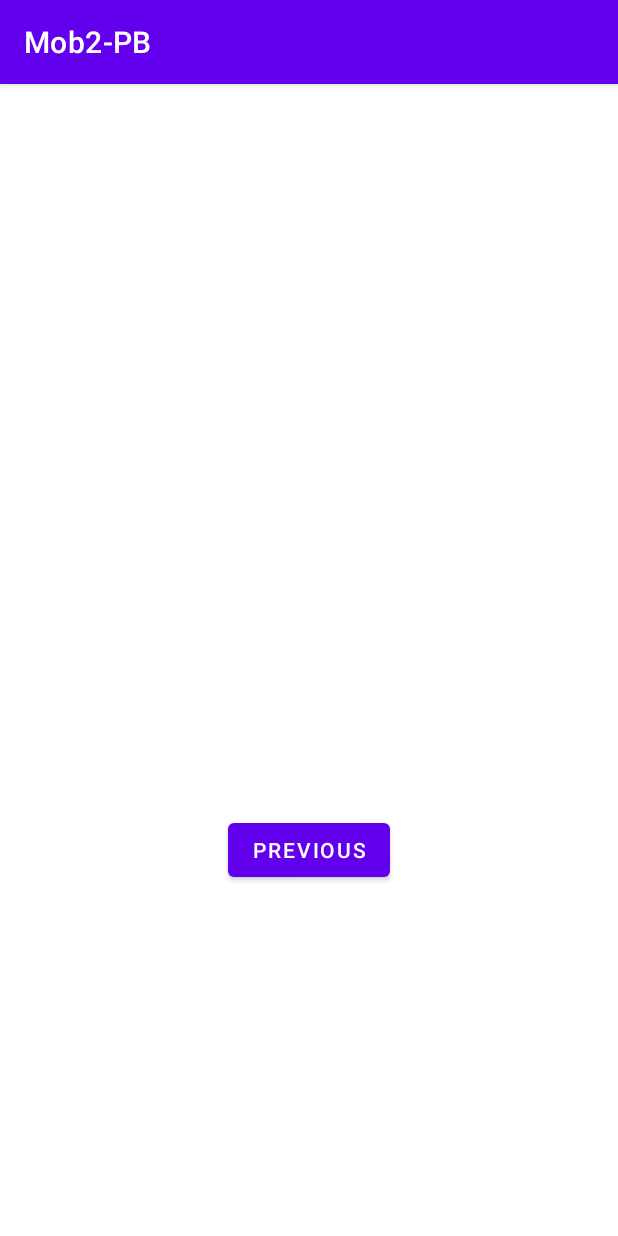
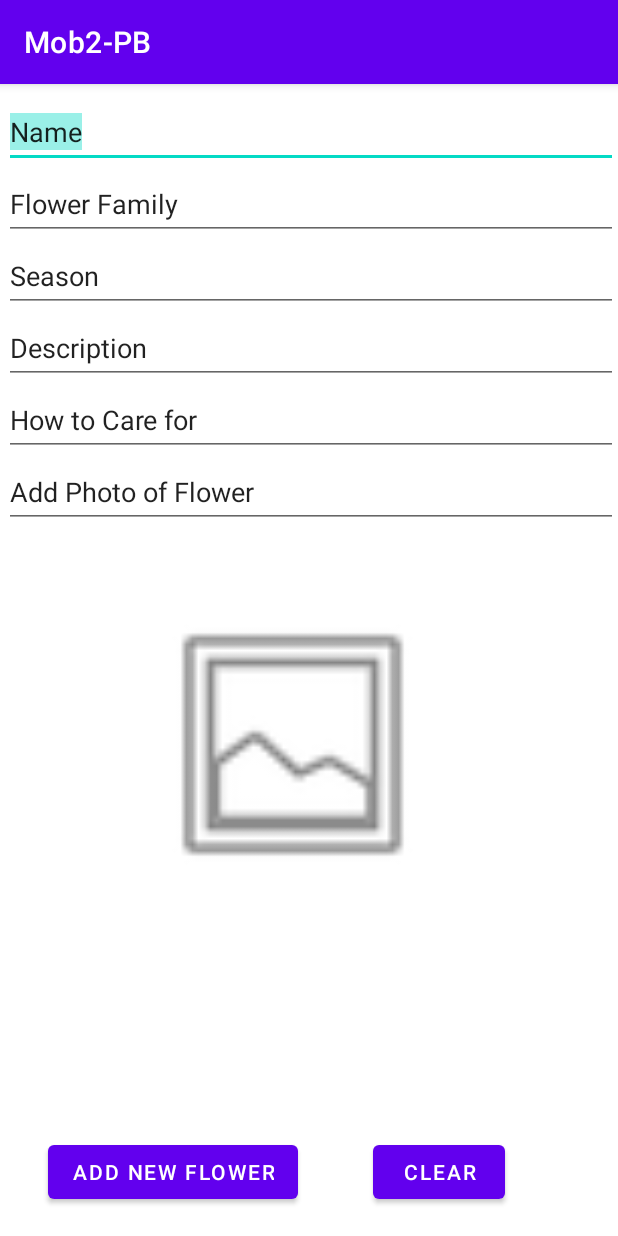
Before and after one commit to 20079186/Mob2-PB, an Android app: the fragment AddFlower shown on its own in the app's theme, on a phone screen of 412 x 824 dp. Run offline under Robolectric (Android 15) with nearby library versions, the phone set to English and light mode, and no system bars.

Commit message:
Adding the AddFlower page

```diff
--- a/app/src/main/AndroidManifest.xml
+++ b/app/src/main/AndroidManifest.xml
@@ -10,7 +10,7 @@
         android:supportsRtl="true"
         android:theme="@style/Theme.Mob2PB">
         <activity
-            android:name=".MainActivity"
+            android:name=".activites.MainActivity"
             android:exported="true"
             android:label="@string/app_name"
             android:theme="@style/Theme.Mob2PB.NoActionBar">
--- a/app/src/main/java/ie/wit/mob2_pb/SecondFragment.kt
+++ b/app/src/main/java/ie/wit/mob2_pb/activites/AddFlower.kt
@@ -1,19 +1,21 @@
-package ie.wit.mob2_pb
+package ie.wit.mob2_pb.activites
 
 import android.os.Bundle
+
 import androidx.fragment.app.Fragment
 import android.view.LayoutInflater
 import android.view.View
 import android.view.ViewGroup
 import androidx.navigation.fragment.findNavController
-import ie.wit.mob2_pb.databinding.FragmentSecondBinding
+import ie.wit.mob2_pb.R
+import ie.wit.mob2_pb.databinding.AddFlowerBinding
 
 /**
  * A simple [Fragment] subclass as the second destination in the navigation.
  */
-class SecondFragment : Fragment() {
+class AddFlower : Fragment() {
 
-    private var _binding: FragmentSecondBinding? = null
+    private var _binding: AddFlowerBinding? = null
 
     // This property is only valid between onCreateView and
     // onDestroyView.
@@ -24,7 +26,7 @@ class SecondFragment : Fragment() {
         savedInstanceState: Bundle?
     ): View? {
 
-        _binding = FragmentSecondBinding.inflate(inflater, container, false)
+        _binding = AddFlowerBinding.inflate(inflater, container, false)
         return binding.root
 
     }
@@ -32,10 +34,22 @@ class SecondFragment : Fragment() {
     override fun onViewCreated(view: View, savedInstanceState: Bundle?) {
         super.onViewCreated(view, savedInstanceState)
 
-        binding.buttonSecond.setOnClickListener {
+        binding.buttonClear.setOnClickListener {
             findNavController().navigate(R.id.action_SecondFragment_to_FirstFragment)
         }
-    }
+
+
+        binding.buttonAddFlower.setOnClickListener {
+            val addFlower = binding.addFlowerName.text.toString()
+            if(addFlower.isNotEmpty()) {
+                ("")
+            }    }
+
+
+
+
+
+
 
     override fun onDestroyView() {
         super.onDestroyView()
--- a/app/src/main/java/ie/wit/mob2_pb/MainActivity.kt
+++ b/app/src/main/java/ie/wit/mob2_pb/activites/MainActivity.kt
@@ -1,4 +1,4 @@
-package ie.wit.mob2_pb
+package ie.wit.mob2_pb.activites
 
 import android.os.Bundle
 import com.google.android.material.snackbar.Snackbar
@@ -9,6 +9,7 @@ import androidx.navigation.ui.navigateUp
 import androidx.navigation.ui.setupActionBarWithNavController
 import android.view.Menu
 import android.view.MenuItem
+import ie.wit.mob2_pb.R
 import ie.wit.mob2_pb.databinding.ActivityMainBinding
 
 class MainActivity : AppCompatActivity() {
--- /dev/null
+++ b/app/src/main/java/ie/wit/mob2_pb/models/FlowerStore.kt
@@ -0,0 +1,4 @@
+package ie.wit.mob2_pb.models
+
+interface FlowerStore {
+}
--- a/app/src/main/res/layout/activity_main.xml
+++ b/app/src/main/res/layout/activity_main.xml
@@ -4,7 +4,7 @@
     xmlns:tools="http://schemas.android.com/tools"
     android:layout_width="match_parent"
     android:layout_height="match_parent"
-    tools:context=".MainActivity">
+    tools:context=".activites.MainActivity">
 
     <com.google.android.material.appbar.AppBarLayout
         android:layout_width="match_parent"
@@ -29,6 +29,6 @@
         android:layout_gravity="bottom|end"
         android:layout_marginEnd="@dimen/fab_margin"
         android:layout_marginBottom="16dp"
-        app:srcCompat="@android:drawable/ic_dialog_email" />
+        app:srcCompat="?android:attr/fingerprintAuthDrawable" />
 
 </androidx.coordinatorlayout.widget.CoordinatorLayout>
--- /dev/null
+++ b/app/src/main/res/layout/add_flower.xml
@@ -0,0 +1,131 @@
+<?xml version="1.0" encoding="utf-8"?>
+<androidx.constraintlayout.widget.ConstraintLayout xmlns:android="http://schemas.android.com/apk/res/android"
+    xmlns:app="http://schemas.android.com/apk/res-auto"
+    xmlns:tools="http://schemas.android.com/tools"
+    android:layout_width="match_parent"
+    android:layout_height="match_parent"
+    tools:context=".activites.AddFlower">
+
+    <Button
+        android:id="@+id/button_add_flower"
+        android:layout_width="wrap_content"
+        android:layout_height="wrap_content"
+        android:layout_marginStart="8dp"
+        android:layout_marginTop="1dp"
+        android:layout_marginEnd="150dp"
+        android:text="@string/button_add_new_flower"
+        app:layout_constraintBottom_toBottomOf="parent"
+        app:layout_constraintEnd_toEndOf="parent"
+        app:layout_constraintHorizontal_bias="0.273"
+        app:layout_constraintStart_toStartOf="parent"
+        app:layout_constraintTop_toBottomOf="@+id/linearLayout"
+        app:layout_constraintVertical_bias="0.955" />
+
+    <LinearLayout
+        android:id="@+id/linearLayout"
+        android:layout_width="409dp"
+        android:layout_height="300dp"
+        android:layout_marginStart="2dp"
+        android:layout_marginTop="8dp"
+        android:orientation="vertical"
+        app:layout_constraintEnd_toEndOf="parent"
+        app:layout_constraintStart_toStartOf="parent"
+        app:layout_constraintTop_toTopOf="parent">
+
+        <EditText
+            android:id="@+id/add_flower_name"
+            android:layout_width="match_parent"
+            android:layout_height="wrap_content"
+            android:autofillHints="@string/prompt_add_flower_name"
+            android:ems="10"
+            android:inputType="textPersonName"
+            android:minHeight="48dp"
+            android:selectAllOnFocus="true"
+            android:text="@string/add_flower_name" />
+
+        <EditText
+            android:id="@+id/add_flower_family"
+            android:layout_width="match_parent"
+            android:layout_height="wrap_content"
+            android:autofillHints="@string/prompt_add_flower_family"
+            android:ems="10"
+            android:inputType="textPersonName"
+            android:minHeight="48dp"
+            android:selectAllOnFocus="true"
+            android:text="@string/add_flower_family" />
+
+        <EditText
+            android:id="@+id/add_flower_season"
+            android:layout_width="match_parent"
+            android:layout_height="wrap_content"
+            android:autofillHints="@string/prompt_add_flower_season"
+            android:ems="10"
+            android:inputType="textPersonName"
+            android:minHeight="48dp"
+            android:selectAllOnFocus="true"
+            android:text="@string/add_flower_season" />
+
+        <EditText
+            android:id="@+id/add_flower_description"
+            android:layout_width="match_parent"
+            android:layout_height="wrap_content"
+            android:autofillHints="@string/prompt_add_flower_description"
+            android:ems="10"
+            android:hint="@string/prompt_add_flower_description"
+            android:inputType="textPersonName"
+            android:minHeight="48dp"
+            android:selectAllOnFocus="true"
+            android:text="@string/add_flower_description" />
+
+        <EditText
+            android:id="@+id/add_flower_care"
+            android:layout_width="match_parent"
+            android:layout_height="wrap_content"
+            android:autofillHints="@string/prompt_add_flower_care"
+            android:ems="10"
+            android:hint="@string/prompt_add_flower_care"
+            android:inputType="textPersonName"
+            android:minHeight="48dp"
+            android:selectAllOnFocus="true"
+            android:text="@string/add_flower_care" />
+
+        <EditText
+            android:id="@+id/add_flower_photo"
+            android:layout_width="match_parent"
+            android:layout_height="wrap_content"
+            android:ems="10"
+            android:inputType="textPersonName"
+            android:minHeight="48dp"
+            android:text="@string/button_add_flower_photo" />
+    </LinearLayout>
+
+    <Button
+        android:id="@+id/button_clear"
+        android:layout_width="wrap_content"
+        android:layout_height="wrap_content"
+        android:layout_marginStart="48dp"
+        android:layout_marginEnd="75dp"
+        android:layout_marginBottom="1dp"
+        android:text="@string/button_clear"
+        app:layout_constraintBottom_toBottomOf="parent"
+        app:layout_constraintEnd_toEndOf="parent"
+        app:layout_constraintHorizontal_bias="1.0"
+        app:layout_constraintStart_toEndOf="@+id/button_add_flower"
+        app:layout_constraintTop_toBottomOf="@+id/linearLayout"
+        app:layout_constraintVertical_bias="0.958" />
+
+    <ImageView
+        android:id="@+id/imageView"
+        android:layout_width="262dp"
+        android:layout_height="194dp"
+        android:layout_marginStart="63dp"
+        android:layout_marginTop="12dp"
+        android:layout_marginEnd="86dp"
+        android:layout_marginBottom="141dp"
+        android:src="@android:drawable/ic_menu_gallery"
+        app:layout_constraintBottom_toTopOf="@+id/button_add_flower"
+        app:layout_constraintEnd_toEndOf="parent"
+        app:layout_constraintStart_toStartOf="parent"
+        app:layout_constraintTop_toBottomOf="@+id/linearLayout" />
+
+</androidx.constraintlayout.widget.ConstraintLayout>
--- a/app/src/main/res/layout/fragment_second.xml
+++ /dev/null
@@ -1,27 +0,0 @@
-<?xml version="1.0" encoding="utf-8"?>
-<androidx.constraintlayout.widget.ConstraintLayout xmlns:android="http://schemas.android.com/apk/res/android"
-    xmlns:app="http://schemas.android.com/apk/res-auto"
-    xmlns:tools="http://schemas.android.com/tools"
-    android:layout_width="match_parent"
-    android:layout_height="match_parent"
-    tools:context=".SecondFragment">
-
-    <TextView
-        android:id="@+id/textview_second"
-        android:layout_width="wrap_content"
-        android:layout_height="wrap_content"
-        app:layout_constraintBottom_toTopOf="@id/button_second"
-        app:layout_constraintEnd_toEndOf="parent"
-        app:layout_constraintStart_toStartOf="parent"
-        app:layout_constraintTop_toTopOf="parent" />
-
-    <Button
-        android:id="@+id/button_second"
-        android:layout_width="wrap_content"
-        android:layout_height="wrap_content"
-        android:text="@string/previous"
-        app:layout_constraintBottom_toBottomOf="parent"
-        app:layout_constraintEnd_toEndOf="parent"
-        app:layout_constraintStart_toStartOf="parent"
-        app:layout_constraintTop_toBottomOf="@id/textview_second" />
-</androidx.constraintlayout.widget.ConstraintLayout>
--- a/app/src/main/res/menu/menu_main.xml
+++ b/app/src/main/res/menu/menu_main.xml
@@ -1,7 +1,7 @@
 <menu xmlns:android="http://schemas.android.com/apk/res/android"
     xmlns:app="http://schemas.android.com/apk/res-auto"
     xmlns:tools="http://schemas.android.com/tools"
-    tools:context="ie.wit.mob2_pb.MainActivity">
+    tools:context="ie.wit.mob2_pb.activites.MainActivity">
     <item
         android:id="@+id/action_settings"
         android:orderInCategory="100"
--- a/app/src/main/res/values/strings.xml
+++ b/app/src/main/res/values/strings.xml
@@ -2,11 +2,22 @@
     <string name="app_name">Mob2-PB</string>
     <string name="action_settings">Settings</string>
     <!-- Strings used for fragments for navigation -->
-    <string name="first_fragment_label">First Fragment</string>
-    <string name="second_fragment_label">Second Fragment</string>
+    <string name="user_home">User Home</string>
+    <string name="add_flower">User Home</string>
+<!-- Flower Page -->
+    <string name="button_add_flower">Add Flower</string>
     <string name="next">Next</string>
-    <string name="previous">Previous</string>
-
-    <string name="hello_first_fragment">Hello first fragment</string>
-    <string name="hello_second_fragment">Hello second fragment. Arg: %1$s</string>
+    <string name="button_add_new_flower">Add New Flower</string>
+    <string name="button_clear">Clear</string>
+    <string name="add_flower_name">Name</string>
+    <string name="prompt_add_flower_name">Name</string>
+    <string name="add_flower_family">Flower Family</string>
+    <string name="prompt_add_flower_family">Flower Family</string>
+    <string name="add_flower_season">Season</string>
+    <string name="prompt_add_flower_season">Season</string>
+    <string name="add_flower_description">Description</string>
+    <string name="prompt_add_flower_description">Description</string>
+    <string name="add_flower_care">How to Care for</string>
+    <string name="prompt_add_flower_care">How to Care for</string>
+    <string name="button_add_flower_photo">Add Photo of Flower</string>
 </resources>
--- a/build.gradle
+++ b/build.gradle
@@ -5,8 +5,10 @@ buildscript {
         mavenCentral()
     }
     dependencies {
-        classpath "com.android.tools.build:gradle:7.0.2"
+        classpath 'com.android.tools.build:gradle:7.0.3'
         classpath "org.jetbrains.kotlin:kotlin-gradle-plugin:1.6.0"
+        classpath 'com.google.gms:google-services:4.3.3'
+
 
         // NOTE: Do not place your application dependencies here; they belong
         // in the individual module build.gradle files
```
Also changed, not shown: app/build.gradle (+19 -2 lines), app/src/main/java/ie/wit/mob2_pb/activites/UserHome.kt (renamed from app/src/main/java/ie/wit/mob2_pb/FirstFragment.kt, +6 -5 lines), app/src/main/res/layout/fragment_first.xml (deleted, +0 -28 lines), app/src/main/res/layout/user_home.xml (added, +52 -0 lines), app/src/main/res/navigation/nav_graph.xml (+6 -6 lines), gradle/wrapper/gradle-wrapper.properties.
